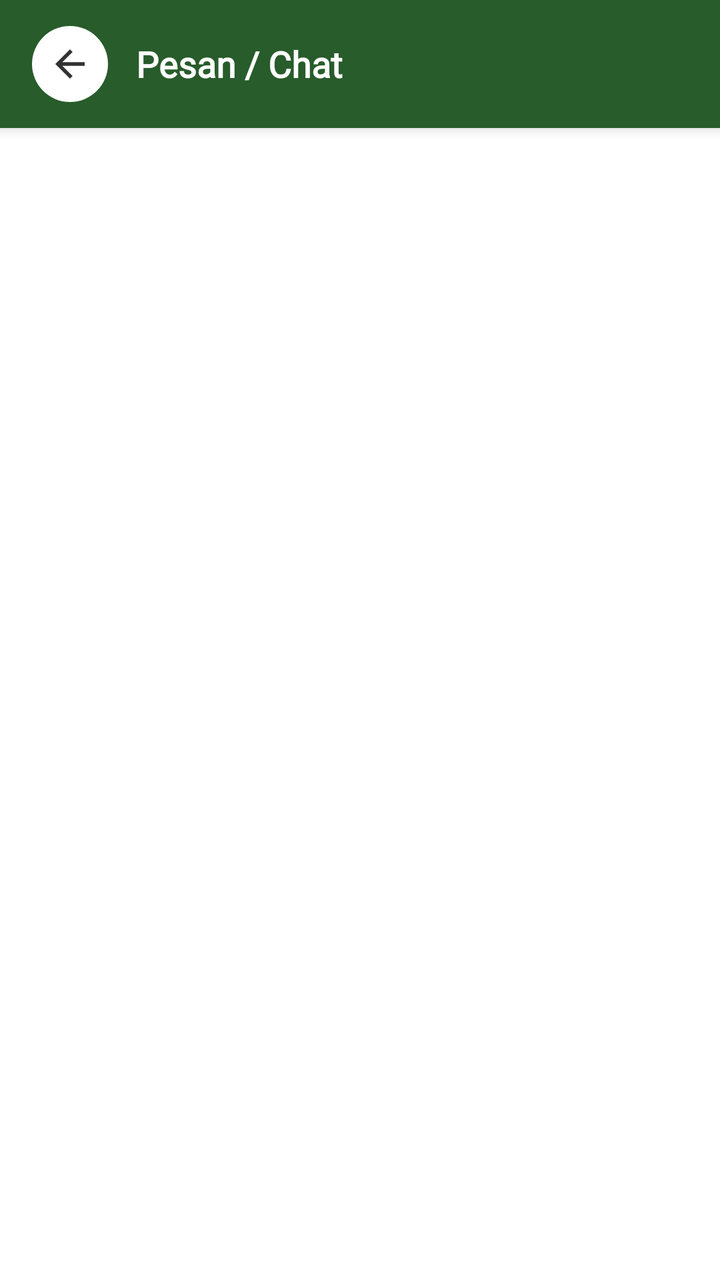
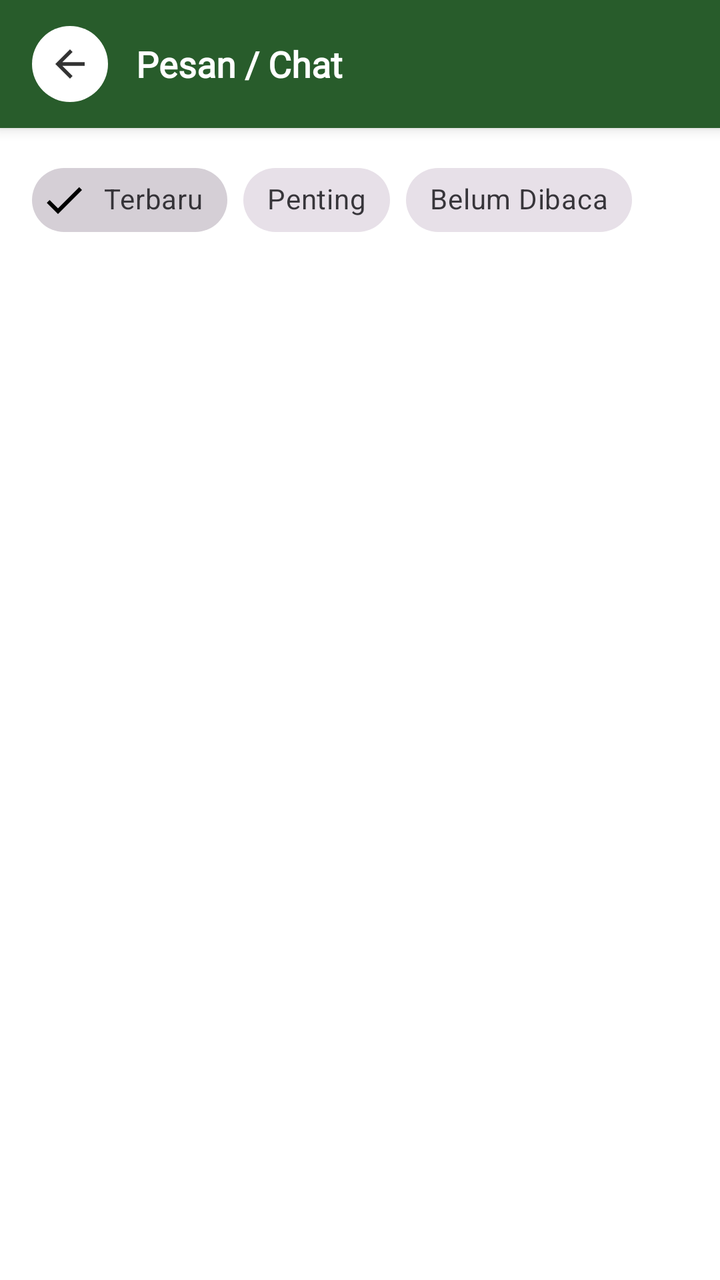

The first picture is an Android layout as it rendered before a commit; the second is the same layout after the commit. The layout source and the unified diff follow.
<!-- AndroidManifest.xml: application theme Theme.Azura_Project -->
<!-- res/layout/fragment_message.xml -->
<?xml version="1.0" encoding="utf-8"?>
<LinearLayout xmlns:android="http://schemas.android.com/apk/res/android"
    xmlns:app="http://schemas.android.com/apk/res-auto"
    xmlns:tools="http://schemas.android.com/tools"
    android:layout_width="match_parent"
    android:layout_height="match_parent"
    android:background="#FFFFFF"
    android:orientation="vertical"
    tools:context=".MessageFragment">

    
    <LinearLayout
        android:id="@+id/toolbarMessageLayout"
        android:layout_width="match_parent"
        android:layout_height="64dp"
        android:background="#285C2B"
        android:elevation="4dp"
        android:gravity="center_vertical"
        android:orientation="horizontal"
        android:paddingHorizontal="16dp">

        <ImageView
            android:id="@+id/btnBackMessage"
            android:layout_width="38dp"
            android:layout_height="38dp"
            android:background="@drawable/bg_circle_white"
            android:clickable="true"
            android:contentDescription="Kembali"
            android:focusable="true"
            android:padding="8dp"
            android:src="@drawable/ic_arrow_back" />

        <TextView
            android:layout_width="wrap_content"
            android:layout_height="wrap_content"
            android:layout_marginStart="14dp"
            android:fontFamily="@font/poppins_bold"
            android:text="Pesan / Chat"
            android:textColor="#FFFFFF"
            android:textSize="18sp"
            android:textStyle="bold" />

    </LinearLayout>

    <com.google.android.material.appbar.MaterialToolbar
        android:id="@+id/toolbar"
        android:layout_width="match_parent"
        android:layout_height="0dp"
        android:visibility="gone" />

    <ListView
        android:id="@+id/listMessageItems"
        android:layout_width="match_parent"
        android:layout_height="match_parent"
        android:divider="#E0E0E0"
        android:dividerHeight="1dp" />

</LinearLayout>
<!-- resources referenced by this layout -->
<resources>
  <!-- drawable bg_circle_white (drawable) -->
  <?xml version="1.0" encoding="utf-8"?>
  <shape xmlns:android="http://schemas.android.com/apk/res/android"
      android:shape="oval">
      <solid android:color="#FFFFFF" />
  </shape>
  <!-- drawable ic_arrow_back (drawable) -->
  <?xml version="1.0" encoding="utf-8"?>
  <vector xmlns:android="http://schemas.android.com/apk/res/android"
      android:width="24dp"
      android:height="24dp"
      android:viewportWidth="24"
      android:viewportHeight="24">
      <path
          android:fillColor="#333333"
          android:pathData="M20,11H7.83l5.59,-5.59L12,4l-8,8 8,8 1.41,-1.41L7.83,13H20v-2z"/>
  </vector>
  <style name="Theme.Azura_Project" parent="Base.Theme.Azura_Project" />
  <style name="Base.Theme.Azura_Project" parent="Theme.Material3.DayNight.NoActionBar">
          
          
      </style>
</resources>

<!-- the commit's change to res/layout/fragment_message.xml (unified diff, before → after) -->
@@ -42,11 +42,52 @@
 
     </LinearLayout>
 
-    <com.google.android.material.appbar.MaterialToolbar
-        android:id="@+id/toolbar"
+    
+    <HorizontalScrollView
         android:layout_width="match_parent"
-        android:layout_height="0dp"
-        android:visibility="gone" />
+        android:layout_height="wrap_content"
+        android:clipToPadding="false"
+        android:paddingHorizontal="16dp"
+        android:paddingTop="12dp"
+        android:paddingBottom="8dp"
+        android:scrollbars="none">
+
+        <com.google.android.material.chip.ChipGroup
+            android:id="@+id/chipGroupFilter"
+            android:layout_width="wrap_content"
+            android:layout_height="wrap_content"
+            app:singleLine="true"
+            app:singleSelection="true">
+
+            <com.google.android.material.chip.Chip
+                android:id="@+id/chipTerbaru"
+                style="@style/Widget.MaterialComponents.Chip.Filter"
+                android:layout_width="wrap_content"
+                android:layout_height="wrap_content"
+                android:checked="true"
+                android:fontFamily="@font/poppins_regular"
+                android:text="Terbaru"
+                app:chipIconTint="@color/forest_leaf" />
+
+            <com.google.android.material.chip.Chip
+                android:id="@+id/chipPenting"
+                style="@style/Widget.MaterialComponents.Chip.Filter"
+                android:layout_width="wrap_content"
+                android:layout_height="wrap_content"
+                android:fontFamily="@font/poppins_regular"
+                android:text="Penting" />
+
+            <com.google.android.material.chip.Chip
+                android:id="@+id/chipBelumDibaca"
+                style="@style/Widget.MaterialComponents.Chip.Filter"
+                android:layout_width="wrap_content"
+                android:layout_height="wrap_content"
+                android:fontFamily="@font/poppins_regular"
+                android:text="Belum Dibaca" />
+
+        </com.google.android.material.chip.ChipGroup>
+
+    </HorizontalScrollView>
 
     <ListView
         android:id="@+id/listMessageItems"
<!-- resource entries referenced after the edit -->
@@ -1,5 +1,6 @@
 <!-- resources referenced by this layout -->
 <resources>
+  <color name="forest_leaf">#234E1D</color>
   <!-- drawable bg_circle_white (drawable) -->
   <?xml version="1.0" encoding="utf-8"?>
   <shape xmlns:android="http://schemas.android.com/apk/res/android"
